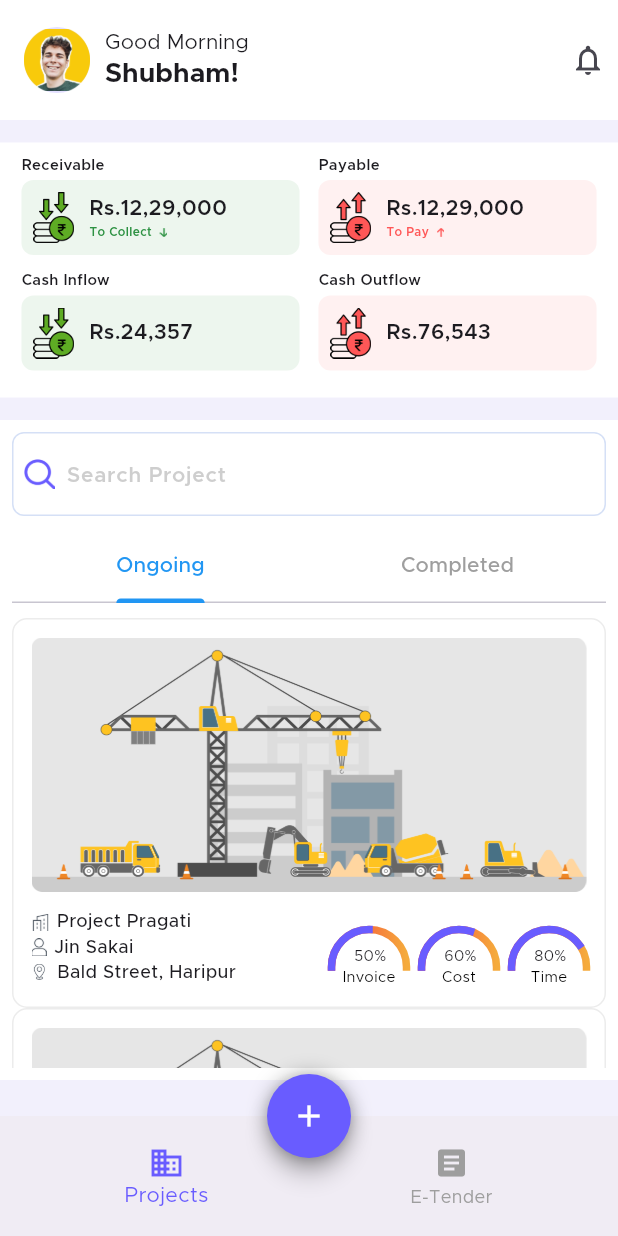
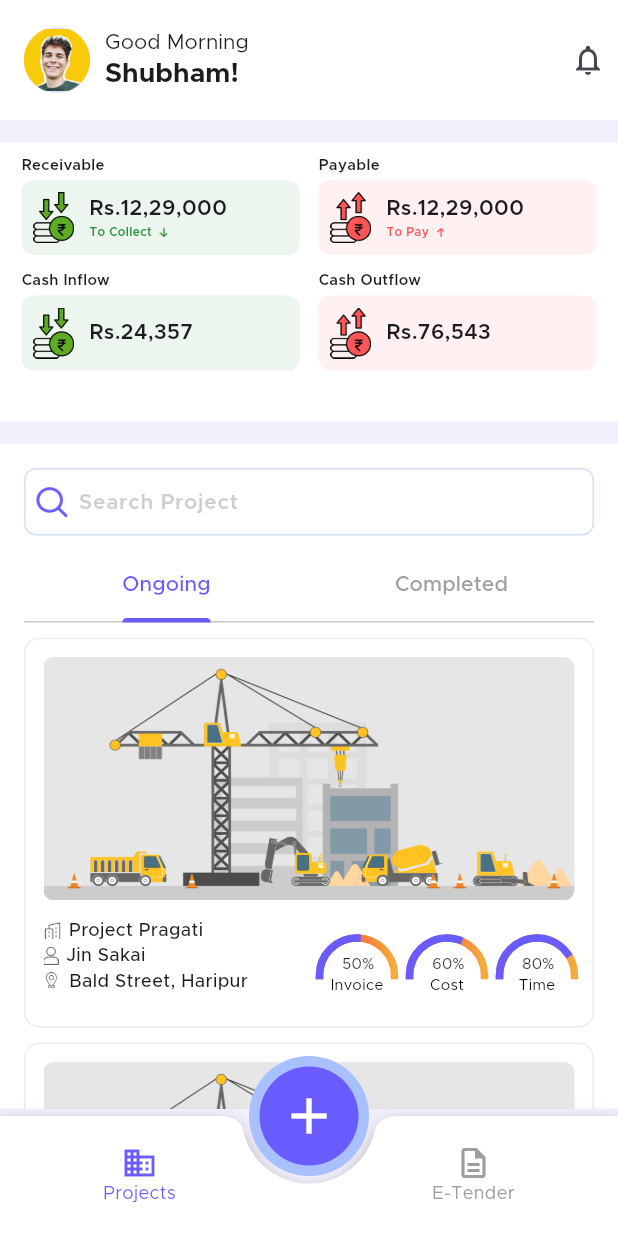
Before and after one commit to shubhamavantkar/pragati-one, a Flutter app: the DashboardScreen screen opened directly, on a phone screen of 412 x 824 dp. Run offline on Flutter 3.47's test engine with Material 3 defaults, Android fonts, the phone set to English and light mode, and no system bars; our stand-ins replace flutter_otp_text_field, fluttertoast, shared_preferences; missing offline and left inert: phonenumbers; accounts and stored records are empty.

Commit message:
fix: bottom nav bar, app bar colors, add project

```diff
--- a/lib/pages/dashboardScreen.dart
+++ b/lib/pages/dashboardScreen.dart
@@ -30,61 +30,108 @@ class _DashboardScreenState extends State<DashboardScreen> {
     return Scaffold(
       backgroundColor: scaffoldBackgroundColor,
       body: _screens[_selectedIndex],
-      floatingActionButton: Container(
-        decoration: BoxDecoration(
-          shape: BoxShape.circle,
-          boxShadow: [
-            BoxShadow(
-              color: Colors.black26,
-              blurRadius: 10,
-              spreadRadius: 1,
-            ),
-          ],
-        ),
-        child: FloatingActionButton(
-          onPressed: () {
+      floatingActionButton: GestureDetector(
+        onTap: () {
           Navigator.push(
               context,
               MaterialPageRoute(
                 builder: (context) => AddProjectPage(),
               ));
         },
-          shape: CircleBorder(),
+        child: CircleAvatar(
+          radius: 40,
+          backgroundColor: Color(0xFFA9C0FF),
+          child: CircleAvatar(
+            radius: 33,
             backgroundColor: primaryColor,
-          child: const Icon(Icons.add, color: Colors.white),
+            child: Icon(Icons.add, size: 40, color: Colors.white),
+          ),
         ),
       ),
       floatingActionButtonLocation: FloatingActionButtonLocation.centerDocked,
-      bottomNavigationBar: Container(
-        decoration: const BoxDecoration(
-          color: Colors.white,
-          borderRadius: BorderRadius.only(
-            topLeft: Radius.circular(25),
-            topRight: Radius.circular(25),
+      bottomNavigationBar: BottomAppBar(
+        elevation: 7,
+        shadowColor: Colors.grey,
+        shape: CircularNotchedRectangle(),
+        notchMargin: 5.0,
+        color: Colors.white, // White background
+        child: Padding(
+          padding: EdgeInsets.symmetric(horizontal: 20),
+          child: Row(
+            mainAxisAlignment: MainAxisAlignment.spaceAround,
+            children: [
+              _buildNavItem(Icons.business, "Projects", 0),
+              SizedBox(width: 40), // Space for FAB
+              _buildNavItem(Icons.description_outlined, "E-Tender", 1),
+            ],
           ),
         ),
-        child: BottomAppBar(
-          child: BottomNavigationBar(
-            backgroundColor: Colors.transparent,
-            elevation: 0,
-            items: [
-              BottomNavigationBarItem(
-                icon: Icon(Icons.business,
-                    color: _selectedIndex == 0 ? primaryColor : Colors.grey),
-                label: 'Projects',
       ),
-              BottomNavigationBarItem(
-                icon: Icon(Icons.article,
-                    color: _selectedIndex == 1 ? primaryColor : Colors.grey),
-                label: 'E-Tender',
+      extendBody: true,
+      // bottomNavigationBar: BottomAppBar(
+      //   color: Colors.white,
+      //   shape: const AutomaticNotchedShape(
+      //     RoundedRectangleBorder(
+      //       borderRadius: BorderRadius.all(Radius.circular(12)),
+      //     ),
+      //   ),
+      //   child: Row(
+      //     mainAxisAlignment: MainAxisAlignment.spaceAround,
+      //     children: [
+      //       IconButton(
+      //         icon: const Icon(Icons.business),
+      //         onPressed: () => _onItemTapped(0),
+      //         tooltip: 'Projects',
+      //       ),
+      //       Container(
+      //         height: 60,
+      //         width: 50,
+      //         decoration: const BoxDecoration(
+      //           color: primaryColor,
+      //           shape: BoxShape.circle,
+      //         ),
+      //         child: IconButton(
+      //           icon: const Icon(Icons.add, color: Colors.white),
+      //           onPressed: () {
+      //             Navigator.push(
+      //               context,
+      //               MaterialPageRoute(
+      //                 builder: (context) => const AddProjectPage(),
+      //               ),
+      //             );
+      //           },
+      //           tooltip: 'Add Project',
+      //         ),
+      //       ),
+      //       IconButton(
+      //         icon: const Icon(Icons.article),
+      //         onPressed: () => _onItemTapped(1),
+      //         tooltip: 'E-Tender',
+      //       ),
+      //     ],
+      //   ),
+      // ),
+    );
+  }
+
+  Widget _buildNavItem(IconData icon, String label, int index) {
+    return InkWell(
+      onTap: () => _onItemTapped(index),
+      child: Column(
+        mainAxisSize: MainAxisSize.min,
+        children: [
+          Icon(
+            icon,
+            color: _selectedIndex == index ? primaryColor : Colors.grey,
+          ),
+          Text(
+            label,
+            style: TextStyle(
+              fontSize: 12,
+              color: _selectedIndex == index ? primaryColor : Colors.grey,
+            ),
           ),
         ],
-            currentIndex: _selectedIndex,
-            selectedItemColor: primaryColor,
-            unselectedItemColor: Colors.grey,
-            onTap: _onItemTapped,
-          ),
-        ),
       ),
     );
   }
--- a/lib/pages/projectDashboard.dart
+++ b/lib/pages/projectDashboard.dart
@@ -63,12 +63,13 @@ class _ProjectDashboardState extends State<ProjectDashboard>
           ],
         ),
       ),
-      body: Column(
+      body: SingleChildScrollView(
+        child: Column(
           children: [
             const SizedBox(height: 15),
             Container(
               width: w,
-            height: 170,
+              height: 186,
               color: Colors.white,
               child: Padding(
                 padding: const EdgeInsets.all(8.0),
@@ -95,7 +96,9 @@ class _ProjectDashboardState extends State<ProjectDashboard>
                       children: [
                         CashFlowIndicator(amount: 24357, label: 'Cash Inflow'),
                         CashFlowIndicator(
-                          amount: 76543, label: 'Cash Outflow', outflow: true),
+                            amount: 76543,
+                            label: 'Cash Outflow',
+                            outflow: true),
                       ],
                     )
                   ],
@@ -107,7 +110,7 @@ class _ProjectDashboardState extends State<ProjectDashboard>
               color: Colors.white,
               width: w,
               child: Padding(
-              padding: EdgeInsets.all(8),
+                padding: EdgeInsets.fromLTRB(16, 16, 16, 0),
                 child: Column(
                   children: [
                     SearchField(),
@@ -115,8 +118,8 @@ class _ProjectDashboardState extends State<ProjectDashboard>
                     // TabBar
                     TabBar(
                       controller: _tabController,
-                    indicatorColor: Colors.blue,
-                    labelColor: Colors.blue,
+                      indicatorColor: primaryColor,
+                      labelColor: primaryColor,
                       unselectedLabelColor: Colors.grey,
                       tabs: const [
                         Tab(text: "Ongoing"),
@@ -125,7 +128,7 @@ class _ProjectDashboardState extends State<ProjectDashboard>
                     ),
                     const SizedBox(height: 10),
                     SizedBox(
-                    height: 300, // Adjust height as needed
+                      height: 314, // Adjust height as needed
                       child: TabBarView(
                         controller: _tabController,
                         children: [
@@ -138,6 +141,9 @@ class _ProjectDashboardState extends State<ProjectDashboard>
                                       projectName: 'Project Pragati',
                                       projectLocation: 'Bald Street, Haripur',
                                       projectOwner: 'Jin Sakai'),
+                                ),
+                                SizedBox(
+                                  height: 10,
                                 ),
                                 ProjectCard(
                                   project: Project.new(
@@ -170,6 +176,7 @@ class _ProjectDashboardState extends State<ProjectDashboard>
             )
           ],
         ),
+      ),
     );
   }
 }
--- a/lib/pages/workOrderPage.dart
+++ b/lib/pages/workOrderPage.dart
@@ -53,6 +53,7 @@ class _AddWorkOrderPageState extends State<AddWorkOrderPage> {
   Widget build(BuildContext context) {
     return Scaffold(
       appBar: AppBar(
+        backgroundColor: Colors.white,
         title: Text(
           'Work Order',
           style: TextStyle(fontSize: 18, fontWeight: FontWeight.w500),
--- a/lib/widgets/searchField.dart
+++ b/lib/widgets/searchField.dart
@@ -5,7 +5,9 @@ class SearchField extends StatelessWidget {
 
   @override
   Widget build(BuildContext context) {
-    return SearchBar(
+    return SizedBox(
+      height: 45,
+      child: SearchBar(
         leading: Image.asset(
           'assets/search.png',
           height: 20,
@@ -19,8 +21,9 @@ class SearchField extends StatelessWidget {
         backgroundColor: WidgetStatePropertyAll(Colors.white),
         shape: WidgetStatePropertyAll(RoundedRectangleBorder(
             borderRadius: BorderRadius.circular(8),
-          side:
-              BorderSide(color: Color(0xFFD5E0F6), style: BorderStyle.solid))),
+            side: BorderSide(
+                color: Color(0xFFD5E0F6), style: BorderStyle.solid))),
+      ),
     );
   }
 }
```
Lines whose indentation alone changed are shown as unchanged.
